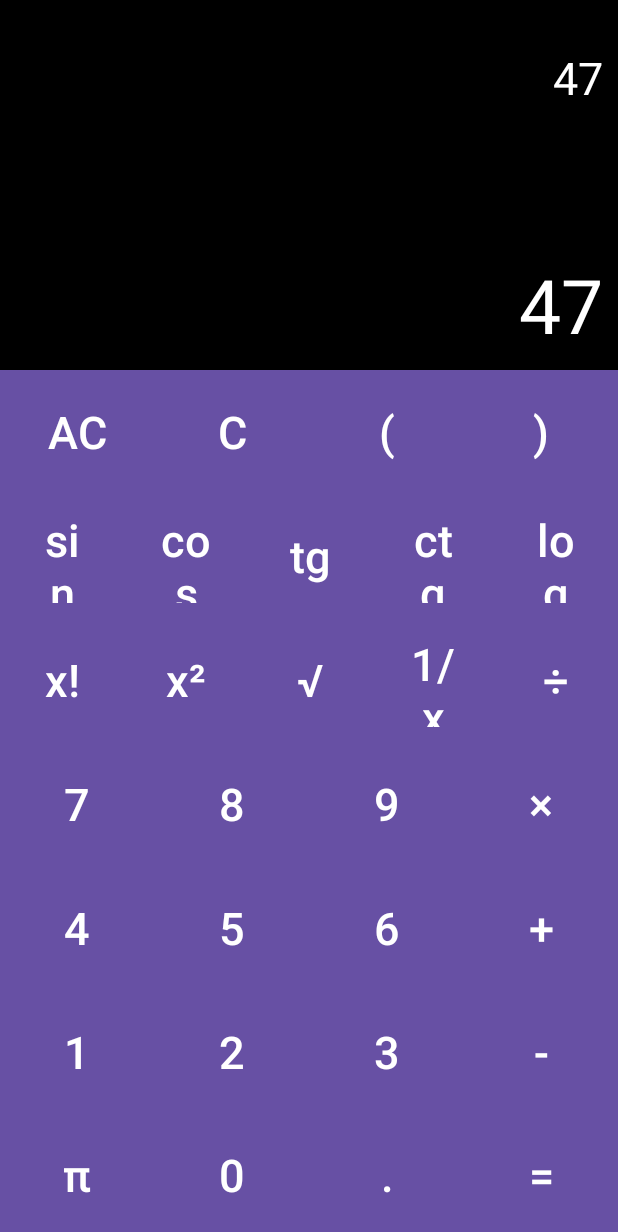
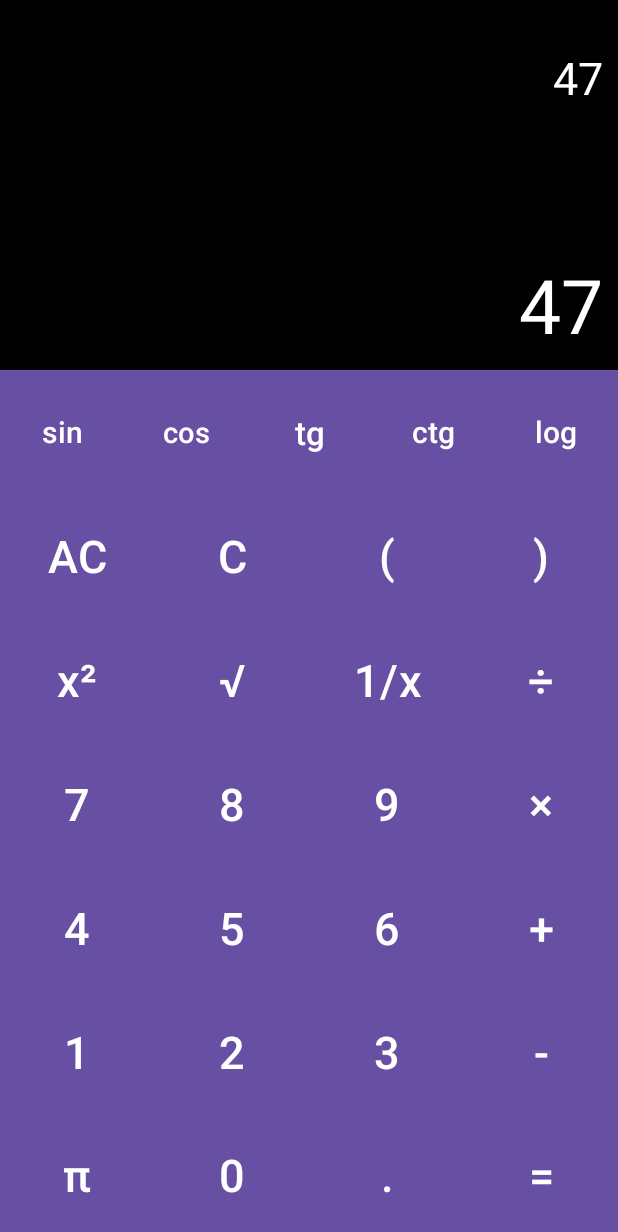
Before and after one commit to SashaFfF/MobileDev, an Android app: the screen it shows after launch (MainActivity), on a phone screen of 412 x 824 dp. Shown: the top 1232 px of the screen. Run offline under Robolectric (Android 15) with nearby library versions, the phone set to English and light mode, and no system bars.

Commit message:
update calculator interface

```diff
--- a/app/src/main/res/layout/activity_main.xml
+++ b/app/src/main/res/layout/activity_main.xml
@@ -9,6 +9,7 @@
     tools:context=".MainActivity">
 
     <TextView
+        android:id="@+id/tv_sec"
         android:layout_width="match_parent"
         android:layout_height="0dp"
         android:background="@color/background_color"
@@ -22,6 +23,7 @@
         android:layout_weight="1">
     </TextView>
     <TextView
+        android:id="@+id/tv_main"
         android:layout_width="match_parent"
         android:layout_height="0dp"
         android:background="@color/background_color"
@@ -44,6 +46,74 @@
             android:weightSum="7"
             android:layout_width="match_parent"
             android:layout_height="match_parent">
+
+            <LinearLayout
+                android:orientation="horizontal"
+                android:layout_weight="1"
+                android:layout_width="match_parent"
+                android:layout_height="match_parent">
+                <LinearLayout
+                    android:orientation="horizontal"
+                    android:weightSum="5"
+                    android:layout_width="match_parent"
+                    android:layout_height="match_parent">
+                    <Button
+                        android:id="@+id/bt_sin"
+                        android:text="sin"
+                        android:textAllCaps="false"
+                        android:textSize="20sp"
+                        android:textColor="@color/text_color"
+                        android:background="#000"
+                        android:layout_weight="1"
+                        android:layout_width="match_parent"
+                        android:layout_height="match_parent">
+                    </Button>
+                    <Button
+                        android:id="@+id/bt_cos"
+                        android:text="cos"
+                        android:textAllCaps="false"
+                        android:textSize="19sp"
+                        android:textColor="@color/text_color"
+                        android:background="#000"
+                        android:layout_weight="1"
+                        android:layout_width="match_parent"
+                        android:layout_height="match_parent">
+                    </Button>
+                    <Button
+                        android:id="@+id/bt_tg"
+                        android:text="tg"
+                        android:textAllCaps="false"
+                        android:textSize="22sp"
+                        android:textColor="@color/text_color"
+                        android:background="#000"
+                        android:layout_weight="1"
+                        android:layout_width="match_parent"
+                        android:layout_height="match_parent">
+                    </Button>
+                    <Button
+                        android:id="@+id/bt_ctg"
+                        android:text="ctg"
+                        android:textAllCaps="false"
+                        android:textSize="20sp"
+                        android:textColor="@color/text_color"
+                        android:background="#000"
+                        android:layout_weight="1"
+                        android:layout_width="match_parent"
+                        android:layout_height="match_parent">
+                    </Button>
+                    <Button
+                        android:id="@+id/bt_log"
+                        android:text="log"
+                        android:textAllCaps="false"
+                        android:textSize="20sp"
+                        android:textColor="@color/text_color"
+                        android:background="#000"
+                        android:layout_weight="1"
+                        android:layout_width="match_parent"
+                        android:layout_height="match_parent">
+                    </Button>
+                </LinearLayout>
+            </LinearLayout>
             <LinearLayout
                 android:orientation="horizontal"
                 android:layout_weight="1"
@@ -103,87 +173,9 @@
                 android:layout_height="match_parent">
                 <LinearLayout
                     android:orientation="horizontal"
-                    android:weightSum="5"
+                    android:weightSum="4"
                     android:layout_width="match_parent"
                     android:layout_height="match_parent">
-                    <Button
-                        android:id="@+id/bt_sin"
-                        android:text="sin"
-                        android:textAllCaps="false"
-                        android:textSize="30sp"
-                        android:textColor="@color/text_color"
-                        android:background="#000"
-                        android:layout_weight="1"
-                        android:layout_width="match_parent"
-                        android:layout_height="match_parent">
-                    </Button>
-                    <Button
-                        android:id="@+id/bt_cos"
-                        android:text="cos"
-                        android:textAllCaps="false"
-                        android:textSize="30sp"
-                        android:textColor="@color/text_color"
-                        android:background="#000"
-                        android:layout_weight="1"
-                        android:layout_width="match_parent"
-                        android:layout_height="match_parent">
-                    </Button>
-                    <Button
-                        android:id="@+id/bt_tg"
-                        android:text="tg"
-                        android:textAllCaps="false"
-                        android:textSize="30sp"
-                        android:textColor="@color/text_color"
-                        android:background="#000"
-                        android:layout_weight="1"
-                        android:layout_width="match_parent"
-                        android:layout_height="match_parent">
-                    </Button>
-                    <Button
-                        android:id="@+id/bt_ctg"
-                        android:text="ctg"
-                        android:textAllCaps="false"
-                        android:textSize="30sp"
-                        android:textColor="@color/text_color"
-                        android:background="#000"
-                        android:layout_weight="1"
-                        android:layout_width="match_parent"
-                        android:layout_height="match_parent">
-                    </Button>
-                    <Button
-                        android:id="@+id/bt_log"
-                        android:text="log"
-                        android:textAllCaps="false"
-                        android:textSize="30sp"
-                        android:textColor="@color/text_color"
-                        android:background="#000"
-                        android:layout_weight="1"
-                        android:layout_width="match_parent"
-                        android:layout_height="match_parent">
-                    </Button>
-                </LinearLayout>
-            </LinearLayout>
-            <LinearLayout
-                android:orientation="horizontal"
-                android:layout_weight="1"
-                android:layout_width="match_parent"
-                android:layout_height="match_parent">
-                <LinearLayout
-                    android:orientation="horizontal"
-                    android:weightSum="5"
-                    android:layout_width="match_parent"
-                    android:layout_height="match_parent">
-                    <Button
-                        android:id="@+id/bt_fact"
-                        android:text="x!"
-                        android:textAllCaps="false"
-                        android:textSize="30sp"
-                        android:textColor="@color/text_color"
-                        android:background="#000"
-                        android:layout_weight="1"
-                        android:layout_width="match_parent"
-                        android:layout_height="match_parent">
-                    </Button>
                     <Button
                         android:id="@+id/bt_square"
                         android:text="х²"
```
